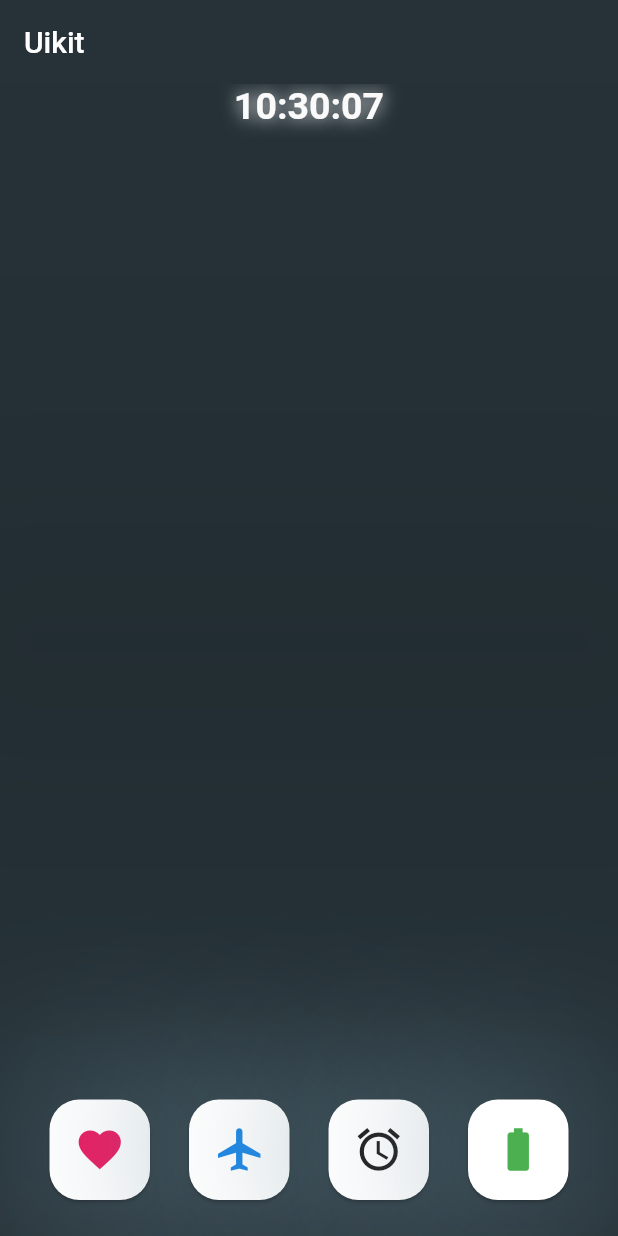
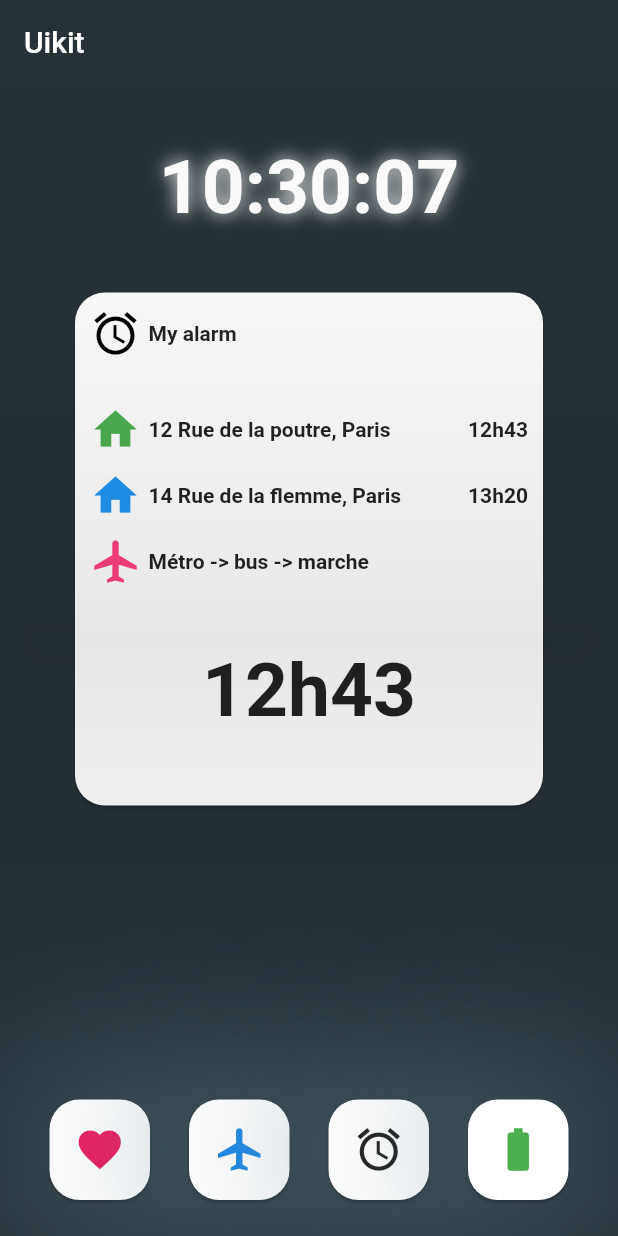
Before and after one commit to Loufi1/Flutter-Ui-Kit, a Flutter app: the screen it shows after launch, on a phone screen of 412 x 824 dp. Run offline on Flutter 3.47's test engine with Material 2 defaults, Android fonts, the phone set to English and light mode, and no system bars; our stand-ins replace analog_clock.

Commit message:
[+](AlarmCard) Create UikitAlarmCard

```diff
--- a/uikit/lib/main.dart
+++ b/uikit/lib/main.dart
@@ -1,7 +1,8 @@
+import 'package:flutter/cupertino.dart';
 import 'package:flutter/material.dart';
 import 'package:uikit/widgets/uikit-toolbar.dart';
-import 'package:uikit/widgets/uitkit-clock.dart';
 import 'package:uikit/widgets/uitkit-digital-clock.dart';
+import 'package:uikit/widgets/uikit-alarm-card.dart';
 
 void main() => runApp(MyApp());
 
@@ -19,8 +20,23 @@ class MyApp extends StatelessWidget {
           elevation: 200.0,
         ),
         body: SafeArea(
-          child: Center(
-            child: UitKitDigitalClock(),
+          child: Padding(
+            padding: EdgeInsets.only(top: 40),
+            child: Column(
+              children: <Widget>[
+                Center(
+                  child: UitKitDigitalClock(
+                    timeSize: 50,
+                  ),
+                ),
+                Padding(
+                  padding: EdgeInsets.all(10),
+                ),
+                Center(
+                  child: UikitAlarmCard(),
+                ),
+              ],
+            )
           ),
         ),
       ),
--- /dev/null
+++ b/uikit/lib/widgets/uikit-alarm-card.dart
@@ -0,0 +1,114 @@
+import 'package:flutter/cupertino.dart';
+import 'package:flutter/material.dart';
+import 'package:uikit/widgets/uikit-card.dart';
+
+class UikitAlarmCard extends StatelessWidget {
+
+  @override
+  Widget build(BuildContext context) {
+    return UikitCard(
+      width: 320,
+      height: 350,
+      borderRadius: 20.0,
+      blurRadius: 0,
+      child: Padding(
+          padding: EdgeInsets.all(10),
+          child: Column(
+            children: <Widget>[
+              Row(
+                children: <Widget>[
+                  Icon(
+                    Icons.alarm,
+                    color: Colors.black,
+                    size: 34.0,
+                  ),
+                  Padding(padding: EdgeInsets.only(left: 5)),
+                  Text(
+                    'My alarm',
+                    style: TextStyle(
+                      fontWeight: FontWeight.bold,
+                    ),
+                  ),
+                ],
+              ),
+              Padding(padding: EdgeInsets.only(top: 30)),
+              Row(
+                children: <Widget>[
+                  Icon(
+                    Icons.home,
+                    color: Colors.green,
+                    size: 34.0,
+                  ),
+                  Padding(padding: EdgeInsets.only(left: 5)),
+                  Text(
+                    '12 Rue de la poutre, Paris',
+                    style: TextStyle(
+                      fontWeight: FontWeight.bold,
+                    ),
+                  ),
+                  Spacer(flex: 1),
+                  Text(
+                    '12h43',
+                    style: TextStyle(
+                      fontWeight: FontWeight.bold,
+                    ),
+                  ),
+                ],
+              ),
+              Padding(padding: EdgeInsets.only(top: 10)),
+              Row(
+                children: <Widget>[
+                  Icon(
+                    Icons.home,
+                    color: Colors.blue,
+                    size: 34.0,
+                  ),
+                  Padding(padding: EdgeInsets.only(left: 5)),
+                  Text(
+                    '14 Rue de la flemme, Paris',
+                    style: TextStyle(
+                      fontWeight: FontWeight.bold,
+                    ),
+                  ),
+                  Spacer(flex: 1),
+                  Text(
+                    '13h20',
+                    style: TextStyle(
+                      fontWeight: FontWeight.bold,
+                    ),
+                  ),
+                ],
+              ),
+              Padding(padding: EdgeInsets.only(top: 10)),
+              Row(
+                children: <Widget>[
+                  Icon(
+                    Icons.airplanemode_active,
+                    color: Colors.pinkAccent,
+                    size: 34.0,
+                  ),
+                  Padding(padding: EdgeInsets.only(left: 5)),
+                  Text(
+                    'Métro -> bus -> marche',
+                    style: TextStyle(
+                      fontWeight: FontWeight.bold,
+                    ),
+                  ),
+                ],
+              ),
+              Padding(padding: EdgeInsets.only(top: 40)),
+              Center(
+                child: Text(
+                  '12h43',
+                  style: TextStyle(
+                    fontWeight: FontWeight.bold,
+                    fontSize: 50,
+                  ),
+                ),
+              ),
+            ],
+          )
+      ),
+    );
+  }
+}
--- a/uikit/lib/widgets/uikit-card.dart
+++ b/uikit/lib/widgets/uikit-card.dart
@@ -3,21 +3,12 @@ import 'package:flutter/material.dart';
 
 class UikitCard extends StatelessWidget {
 
-  // SIZE
   final double width;
   final double height;
-
-  // BACKGROUND
   final Color color;
-
-  // SHADOW
   final Color shadowColor;
   final double blurRadius;
-
-  // SHAPE
   final borderRadius;
-
-  // CONTENT
   final Widget child;
 
   UikitCard({
@@ -40,13 +31,11 @@ class UikitCard extends StatelessWidget {
         shape: RoundedRectangleBorder(
           borderRadius: BorderRadius.circular(borderRadius),
         ),
-        child: Center(
-            child: child,
-        ),
+        child: child,
       ),
       decoration: new BoxDecoration(boxShadow: [
         new BoxShadow(
-          color: shadowColor,
+          color: blurRadius != 0 ? shadowColor: Colors.transparent,
           blurRadius: blurRadius,
         ),
       ]),
--- a/uikit/lib/widgets/uitkit-digital-clock.dart
+++ b/uikit/lib/widgets/uitkit-digital-clock.dart
@@ -51,6 +51,13 @@ class _UitKitDigitalClockState extends State<UitKitDigitalClock> {
     this.blurRadius = 15.0,
     this.date = false,
   });
+
+  @override
+  void setState(fn) {
+    if(mounted){
+      super.setState(fn);
+    }
+  }
 
   @override
   void initState() {
```
Also changed, not shown: 4 other files.
